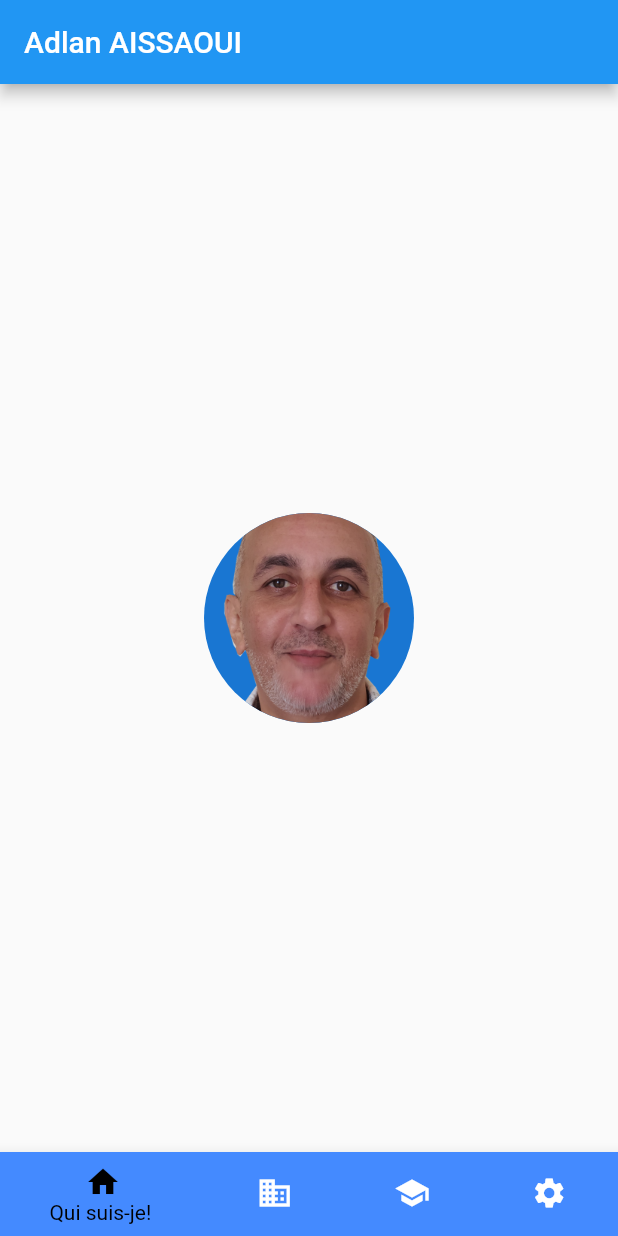
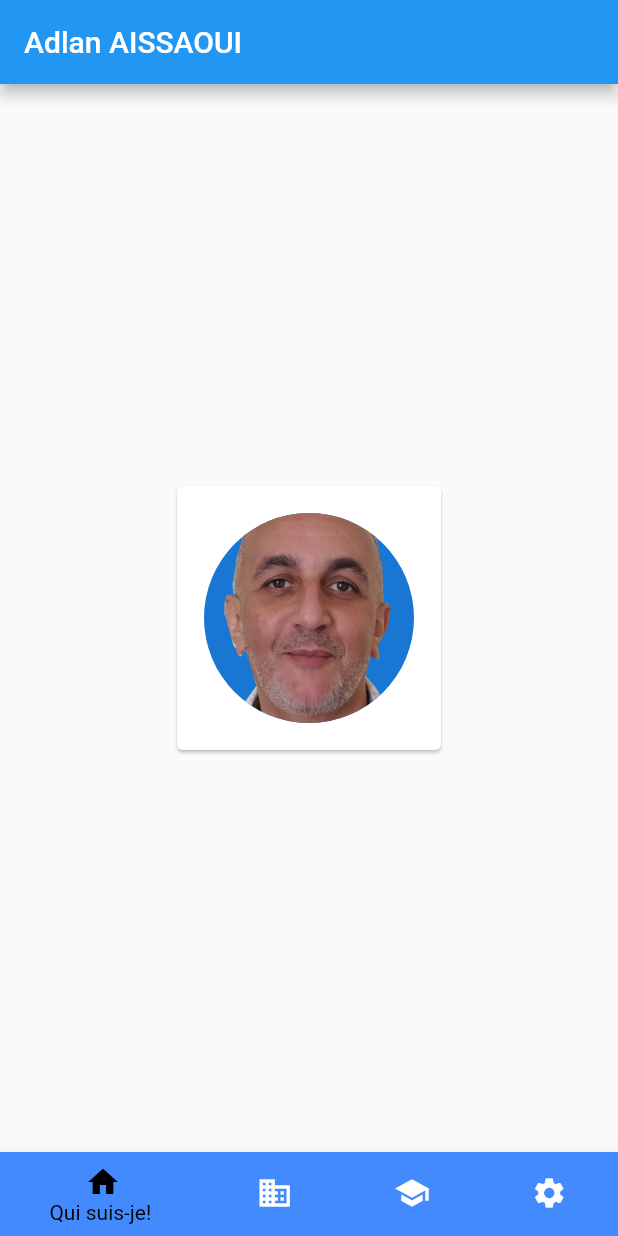
Before and after one commit to aldebarane1/carteVisite, a Flutter app: the screen it shows after launch, on a phone screen of 412 x 824 dp. Run offline on Flutter 3.47's test engine with Material 2 defaults, Android fonts, the phone set to English and light mode, and no system bars.

Commit message:
cardPhoto

```diff
--- a/lib/main.dart
+++ b/lib/main.dart
@@ -43,9 +43,14 @@ class _MyStatefulWidgetState extends State<MyStatefulWidget> {
   static const TextStyle optionStyle =
       TextStyle(fontSize: 30, fontWeight: FontWeight.bold);
   static const List<Widget> _widgetOptions = <Widget>[
-    CircleAvatar(
-      radius: 70.0,
-      backgroundImage: AssetImage('assets/photoCV.png'),
+    Card(
+      child: Padding(
+        padding: EdgeInsets.all(18.0),
+        child: CircleAvatar(
+          radius: 70.0,
+          backgroundImage: AssetImage('assets/photoCV.png'),
+        ),
+      ),
     ),
     Text(
       'Présentation',
```
